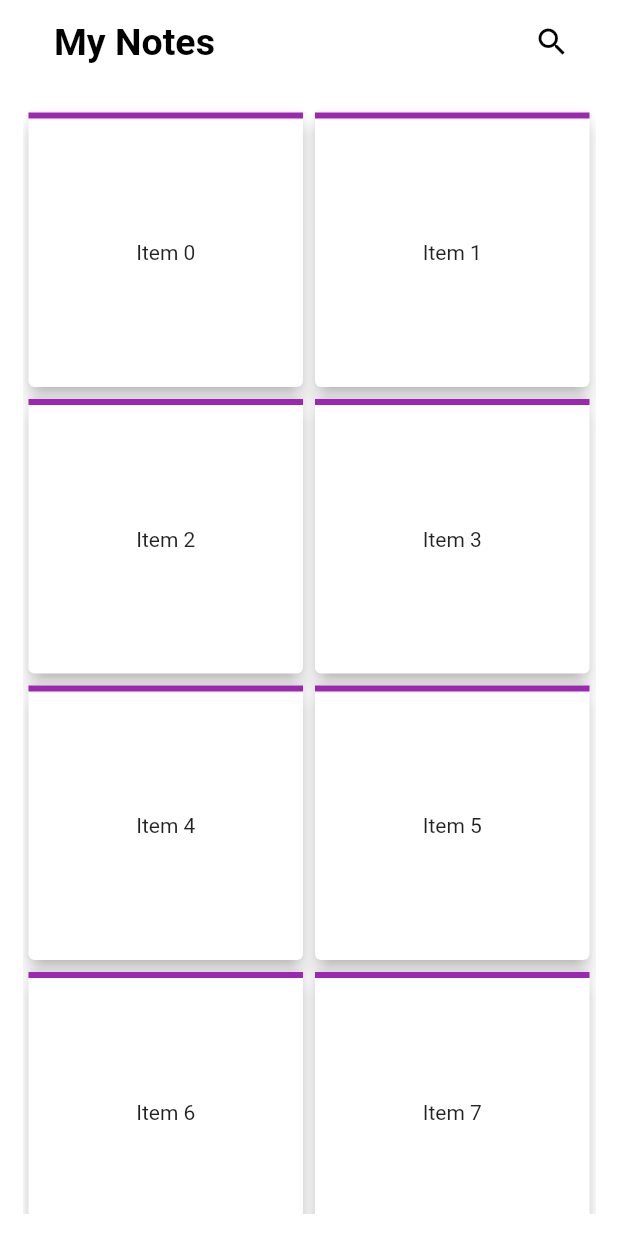
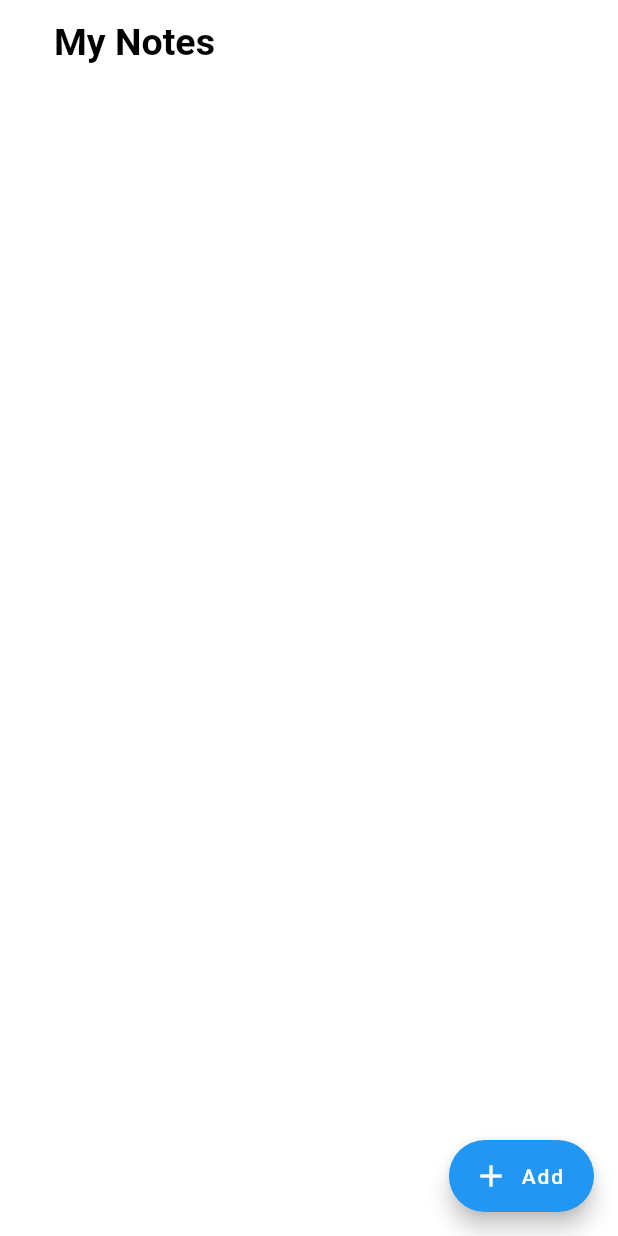
Before and after one commit to Huzaifaahmed20/notes-taking-app, a Flutter app: the screen it shows after launch, on a phone screen of 412 x 824 dp. Run offline on Flutter 3.47's test engine with Material 2 defaults, Android fonts, the phone set to English and light mode, and no system bars.

Commit message:
complete notes app

```diff
--- a/lib/main.dart
+++ b/lib/main.dart
@@ -1,21 +1,113 @@
 import 'package:flutter/material.dart';
+import './services/todo_services.dart';
 
 void main() => runApp(MyApp());
 
-class MyApp extends StatefulWidget {
-  @override
-  _MyAppState createState() => _MyAppState();
-}
-
-class _MyAppState extends State<MyApp> {
-  bool cardPressed = false;
-  @override
+class MyApp extends StatelessWidget {
   Widget build(BuildContext context) {
     return MaterialApp(
       debugShowCheckedModeBanner: false,
       title: 'Flutter Demo',
-      home: Scaffold(
+      home: Home(),
+    );
+  }
+}
+
+class Home extends StatefulWidget {
+  @override
+  _HomeState createState() => _HomeState();
+}
+
+class _HomeState extends State<Home> {
+  final todoService = TodoServices();
+
+  TextEditingController _titleController = TextEditingController();
+
+  Widget buildTextField() {
+    return TextField(
+      controller: _titleController,
+      decoration: InputDecoration(border: OutlineInputBorder()),
+    );
+  }
+
+  void openBottomDialog() {
+    showModalBottomSheet(
+        context: context,
+        builder: (_) {
+          return SingleChildScrollView(
+            child: Container(
+              padding: EdgeInsets.only(
+                  top: 10,
+                  left: 10,
+                  right: 10,
+                  bottom: MediaQuery.of(context).viewInsets.bottom + 10),
+              child: Column(
+                crossAxisAlignment: CrossAxisAlignment.end,
+                children: <Widget>[
+                  Padding(
+                      padding: const EdgeInsets.all(20.0),
+                      child: buildTextField()),
+                  Padding(
+                    padding: const EdgeInsets.only(right: 20),
+                    child: RaisedButton(
+                        child: Text('Add'),
+                        onPressed: () {
+                          if (_titleController.text.isNotEmpty) {
+                            setState(() {
+                              todoService.addTodos(_titleController.text);
+                            });
+                            Navigator.of(context).pop();
+                            _titleController.clear();
+                          }
+                        }),
+                  )
+                ],
+              ),
+            ),
+          );
+        });
+  }
+
+  void showUpdatePopup(int index) {
+    showDialog(
+        context: context,
+        builder: (context) {
+          _titleController.text = todoService.todos[index].title;
+          return AlertDialog(
+            title: Text('Edit note!'),
+            content: buildTextField(),
+            actions: <Widget>[
+              FlatButton(
+                child: new Text('CANCEL'),
+                onPressed: () {
+                  Navigator.of(context).pop();
+                  _titleController.clear();
+                },
+              ),
+              FlatButton(
+                child: new Text('UPDATE'),
+                onPressed: () {
+                  setState(() {
+                    todoService.updateTodo(index, _titleController.text);
+                  });
+                  Navigator.of(context).pop();
+                  _titleController.clear();
+                },
+              )
+            ],
+          );
+        });
+  }
+
+  @override
+  Widget build(BuildContext context) {
+    return Scaffold(
       backgroundColor: Colors.white,
+      floatingActionButton: FloatingActionButton.extended(
+          label: Text('Add'),
+          icon: Icon(Icons.add),
+          backgroundColor: Colors.blue,
+          onPressed: () => openBottomDialog()),
       appBar: AppBar(
         elevation: 0,
         backgroundColor: Colors.white,
@@ -23,71 +115,40 @@ class _MyAppState extends State<MyApp> {
           padding: const EdgeInsets.only(left: 20),
           child: Text(
             'My Notes',
-              style: TextStyle(color: Colors.black, fontWeight: FontWeight.w700, fontSize: 25),
+            style: TextStyle(
+                color: Colors.black, fontWeight: FontWeight.w700, fontSize: 25),
           ),
         ),
-          actions: <Widget>[
-            Padding(
-              padding: const EdgeInsets.only(right: 20),
-              child: cardPressed
-                  ? Row(
+      ),
+      body: ListView.builder(
+        itemCount: todoService.todos.length,
+        itemBuilder: (ctx, index) => Padding(
+          padding: const EdgeInsets.all(15),
+          child: Card(
+            elevation: 5,
+            child: ListTile(
+              title: Text(todoService.todos[index].title),
+              subtitle: Text(
+                '${todoService.todos[index].createdAt}',
+                softWrap: false,
+              ),
+              trailing: Row(
+                mainAxisSize: MainAxisSize.min,
                 children: <Widget>[
                   IconButton(
-                            icon: Icon(
-                              Icons.edit,
-                              color: Colors.purple,
-                            ),
-                            onPressed: () {}),
+                      icon: Icon(Icons.edit),
+                      onPressed: () => showUpdatePopup(index)),
                   IconButton(
-                            icon: Icon(
-                              Icons.delete,
+                      icon: Icon(Icons.delete),
                       color: Colors.red,
-                            ),
-                            onPressed: () {})
-                      ],
-                    )
-                  : IconButton(
-                      icon: Icon(
-                        Icons.search,
-                        color: Colors.black,
-                      ),
-                      onPressed: () {}),
-            )
+                      onPressed: () {
+                        setState(() {
+                          todoService.removeTodo(index);
+                        });
+                      }),
                 ],
               ),
-        body: Container(
-          padding: EdgeInsets.all(15),
-          child: GridView.builder(
-            itemCount: 20,
-            gridDelegate: new SliverGridDelegateWithFixedCrossAxisCount(crossAxisCount: 2),
-            itemBuilder: (BuildContext context, int index) {
-              return GestureDetector(
-                onTap: () {
-                  if (cardPressed) {
-                    setState(() {
-                      cardPressed = false;
-                    });
-                  }
-                },
-                onLongPress: () {
-                  setState(() {
-                    cardPressed = true;
-                  });
-                },
-                child: Card(
-                  elevation: 5.0,
-                  child: new Container(
-                    decoration: const BoxDecoration(
-                      border: Border(
-                        top: BorderSide(width: 4.0, color: Colors.purple),
             ),
-                    ),
-                    alignment: Alignment.center,
-                    child: new Text('Item $index'),
-                  ),
-                ),
-              );
-            },
           ),
         ),
       ),
--- /dev/null
+++ b/lib/models/todo_model.dart
@@ -0,0 +1,8 @@
+import 'package:flutter/foundation.dart';
+import 'package:flutter/material.dart';
+
+class Todo {
+  String title;
+  DateTime createdAt;
+  Todo({@required this.title, @required this.createdAt});
+}
--- /dev/null
+++ b/lib/services/todo_services.dart
@@ -0,0 +1,27 @@
+import 'package:flutter/material.dart';
+
+import '../models/todo_model.dart';
+
+class TodoServices extends ChangeNotifier {
+  List<Todo> todos = [];
+
+  List<Todo> get getTodos => todos;
+
+  void addTodos(String title) {
+    final newTodo = Todo(title: title, createdAt: DateTime.now().toLocal());
+    todos.add(newTodo);
+    return;
+  }
+
+  void removeTodo(int index) {
+    todos.removeAt(index);
+    return;
+  }
+
+  void updateTodo(int index, String newTitle) {
+    final todo = todos[index];
+    todo.title = newTitle;
+
+    return;
+  }
+}
```
Lines whose indentation alone changed are shown as unchanged.
